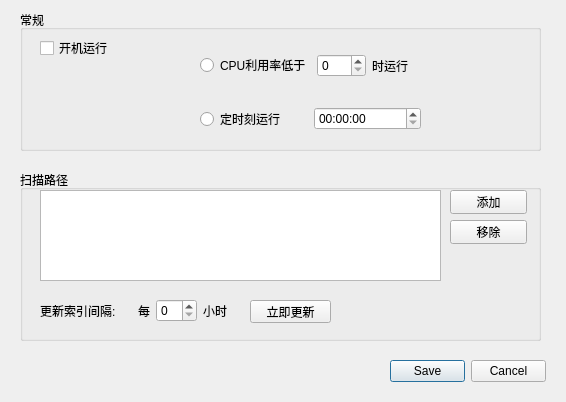
Above: settingsdialog.ui from lvyilin/SmartFilesManager before the change. Below: the same form after it.
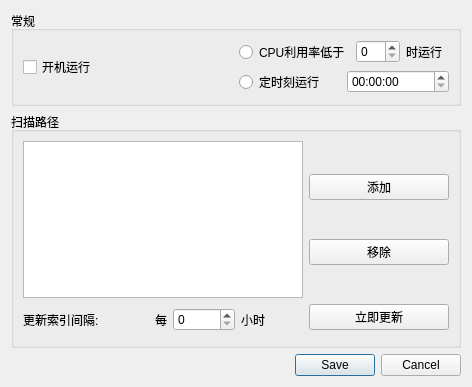
That is the form after the change.

What changed in the file:
```diff
--- a/settingsdialog.ui
+++ b/settingsdialog.ui
@@ -6,47 +6,28 @@
    <rect>
     <x>0</x>
     <y>0</y>
-    <width>566</width>
-    <height>402</height>
+    <width>472</width>
+    <height>387</height>
    </rect>
   </property>
   <property name="windowTitle">
    <string>Dialog</string>
   </property>
-  <widget class="QDialogButtonBox" name="buttonBox">
-   <property name="geometry">
-    <rect>
-     <x>390</x>
-     <y>360</y>
-     <width>156</width>
-     <height>23</height>
-    </rect>
-   </property>
-   <property name="standardButtons">
-    <set>QDialogButtonBox::Cancel|QDialogButtonBox::Save</set>
-   </property>
-  </widget>
+  <layout class="QGridLayout" name="gridLayout_2">
+   <item row="0" column="0">
   <widget class="QGroupBox" name="groupBoxRun">
-   <property name="geometry">
-    <rect>
-     <x>20</x>
-     <y>10</y>
-     <width>521</width>
-     <height>141</height>
-    </rect>
-   </property>
    <property name="title">
     <string>常规</string>
    </property>
-   <widget class="QWidget" name="layoutWidget">
-    <property name="geometry">
-     <rect>
-      <x>180</x>
-      <y>20</y>
-      <width>221</width>
-      <height>101</height>
-     </rect>
-    </property>
+     <layout class="QGridLayout" name="gridLayout">
+      <item row="0" column="0">
+       <widget class="QCheckBox" name="checkBoxStartAtBoot">
+        <property name="text">
+         <string>开机运行</string>
+        </property>
+       </widget>
+      </item>
+      <item row="0" column="1">
     <layout class="QVBoxLayout" name="verticalLayout">
      <item>
       <layout class="QHBoxLayout" name="horizontalLayout">
@@ -84,42 +65,17 @@
       </layout>
      </item>
     </layout>
-   </widget>
-   <widget class="QCheckBox" name="checkBoxStartAtBoot">
-    <property name="geometry">
-     <rect>
-      <x>20</x>
-      <y>30</y>
-      <width>71</width>
-      <height>16</height>
-     </rect>
-    </property>
-    <property name="text">
-     <string>开机运行</string>
-    </property>
-   </widget>
-  </widget>
+      </item>
+     </layout>
+    </widget>
+   </item>
+   <item row="1" column="0">
   <widget class="QGroupBox" name="groupBoxScan">
-   <property name="geometry">
-    <rect>
-     <x>20</x>
-     <y>170</y>
-     <width>521</width>
-     <height>171</height>
-    </rect>
-   </property>
    <property name="title">
     <string>扫描路径</string>
    </property>
-   <widget class="QWidget" name="layoutWidget">
-    <property name="geometry">
-     <rect>
-      <x>20</x>
-      <y>120</y>
-      <width>191</width>
-      <height>41</height>
-     </rect>
-    </property>
+     <layout class="QGridLayout" name="gridLayout_3">
+      <item row="1" column="0" rowspan="2" colspan="2">
     <layout class="QHBoxLayout" name="horizontalLayout_5">
      <item>
       <widget class="QLabel" name="labelScanInterval">
@@ -152,16 +108,15 @@
       </widget>
      </item>
     </layout>
-   </widget>
-   <widget class="QWidget" name="layoutWidget">
-    <property name="geometry">
-     <rect>
-      <x>430</x>
-      <y>20</y>
-      <width>77</width>
-      <height>54</height>
-     </rect>
-    </property>
+      </item>
+      <item row="1" column="2">
+       <widget class="QPushButton" name="pushButtonScan">
+        <property name="text">
+         <string>立即更新</string>
+        </property>
+       </widget>
+      </item>
+      <item row="0" column="2">
     <layout class="QVBoxLayout" name="verticalLayout_2">
      <item>
       <widget class="QPushButton" name="pushButtonAddPath">
@@ -178,31 +133,21 @@
       </widget>
      </item>
     </layout>
-   </widget>
-   <widget class="QListView" name="pathView">
-    <property name="geometry">
-     <rect>
-      <x>20</x>
-      <y>20</y>
-      <width>401</width>
-      <height>91</height>
-     </rect>
-    </property>
-   </widget>
-   <widget class="QPushButton" name="pushButtonScan">
-    <property name="geometry">
-     <rect>
-      <x>230</x>
-      <y>130</y>
-      <width>81</width>
-      <height>23</height>
-     </rect>
-    </property>
-    <property name="text">
-     <string>立即更新</string>
-    </property>
-   </widget>
-  </widget>
+      </item>
+      <item row="0" column="0" colspan="2">
+       <widget class="QListView" name="pathView"/>
+      </item>
+     </layout>
+    </widget>
+   </item>
+   <item row="2" column="0">
+    <widget class="QDialogButtonBox" name="buttonBox">
+     <property name="standardButtons">
+      <set>QDialogButtonBox::Cancel|QDialogButtonBox::Save</set>
+     </property>
+    </widget>
+   </item>
+  </layout>
  </widget>
  <resources/>
  <connections/>
```
Lines whose indentation alone changed are shown as unchanged.
